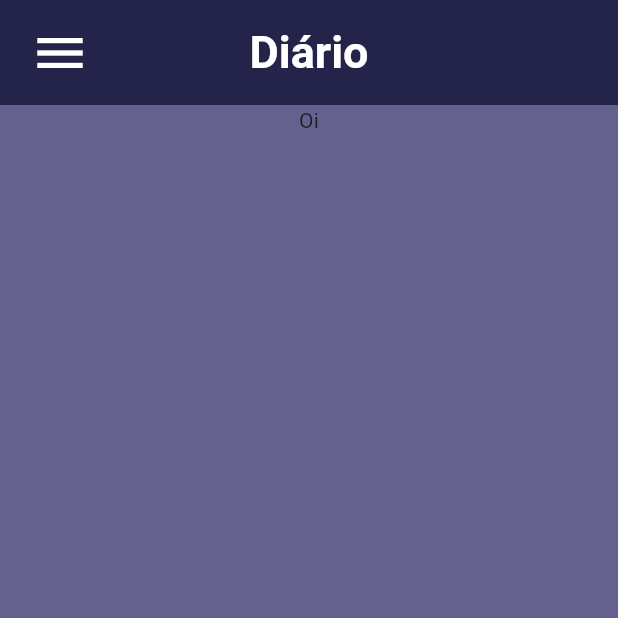
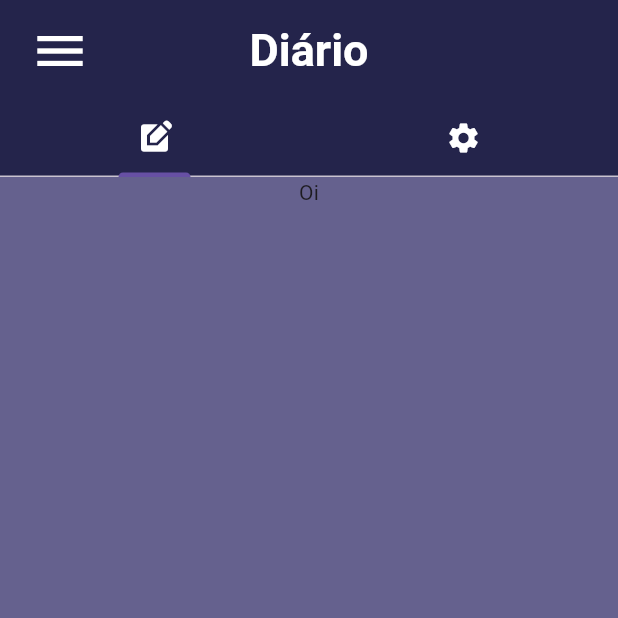
Before and after one commit to barbosa-jp/avaliacao-flutter-1, a Flutter app: the screen it shows after launch, on a phone screen of 412 x 824 dp, the top half of it. Run offline on Flutter 3.47's test engine with Material 3 defaults, Android fonts, the phone set to English and light mode, and no system bars.

Commit message:
feat: abas feitas

```diff
--- /dev/null
+++ b/avaliacao_1/lib/src/abas/presentation/aba.dart
@@ -0,0 +1,18 @@
+import 'package:flutter/material.dart';
+
+class Aba extends StatelessWidget {
+  const Aba({super.key, required this.icone});
+
+  final IconData icone;
+
+  @override
+  Widget build(BuildContext context) {
+    return IconButton(
+      onPressed: () {},
+      icon: Icon(
+        icone,
+        color: Colors.white
+      )
+    );
+  }
+}
--- a/avaliacao_1/lib/src/diario/presentation/diario.dart
+++ b/avaliacao_1/lib/src/diario/presentation/diario.dart
@@ -1,3 +1,4 @@
+import 'package:avaliacao_1/src/abas/presentation/aba.dart';
 import 'package:flutter/material.dart';
 import 'package:avaliacao_1/src/tela_incial/presentation/tela_incial_screen.dart';
 
@@ -6,7 +7,10 @@ class Diario extends StatelessWidget {
 
   @override
   Widget build(BuildContext context) {
-    return MaterialApp(
+    return DefaultTabController(
+        //controller for TabBar
+        length: 2,
+        child: MaterialApp(
           debugShowCheckedModeBanner: false,
           home: Scaffold(
             appBar: AppBar(
@@ -19,30 +23,45 @@ class Diario extends StatelessWidget {
                     Icons.menu,
                     color: Colors.white,
                     size: 40,
-              )
-            ),
+                  )),
               title: const Text(
                 'Diário',
                 style: TextStyle(
                     color: Colors.white,
                     fontSize: 30,
-              fontWeight: FontWeight.bold
-            ),
+                    fontWeight: FontWeight.bold),
               ),
               backgroundColor: const Color.fromRGBO(36, 36, 75, 1),
+              bottom: const TabBar(
+                tabs: [
+                  Aba(icone: Icons.edit_square),
+                  Aba(icone: Icons.settings)
+                ],
+              ),
             ),
             body: Container(
               decoration: const BoxDecoration(
                 color: Color.fromRGBO(101, 97, 142, 1),
               ),
-          child: const Column(
+              child: const TabBarView(
+                children: [
+                  Column(
                     mainAxisSize: MainAxisSize.max,
                     children: [
                       TelaInicial(),
                     ],
                   ),
+                  Column(
+                    mainAxisSize: MainAxisSize.max,
+                    children: [
+                      TelaInicial(),
+                    ],
+                  ),
+                ]
+              )
             ),
           ),
+        )
       );
   }
 }
```
Lines whose indentation alone changed are shown as unchanged.
